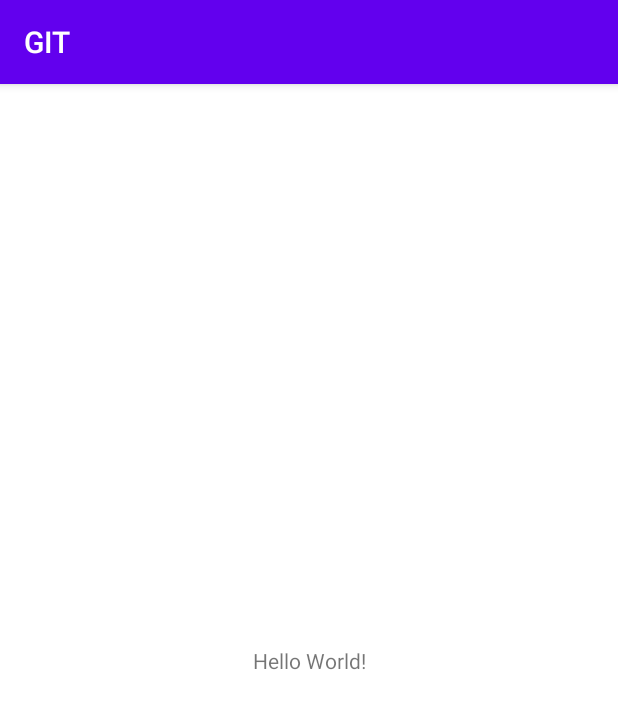
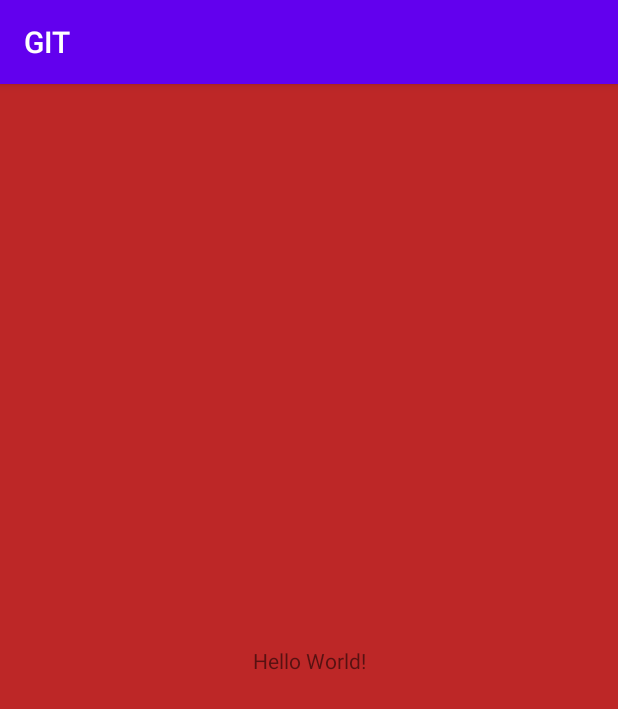
Before and after one commit to ultumaulenkul/GIT, an Android app: the screen it shows after launch (MainActivity), on a phone screen of 412 x 824 dp. Shown: the top 709 px of the screen. Run offline under Robolectric (Android 15) with nearby library versions, the phone set to English and light mode, and no system bars.

Commit message:
Change background

```diff
--- a/app/src/main/res/layout/activity_main.xml
+++ b/app/src/main/res/layout/activity_main.xml
@@ -4,6 +4,7 @@
     xmlns:tools="http://schemas.android.com/tools"
     android:layout_width="match_parent"
     android:layout_height="match_parent"
+    android:background="#BD2727"
     tools:context=".MainActivity">
 
     <TextView
```
